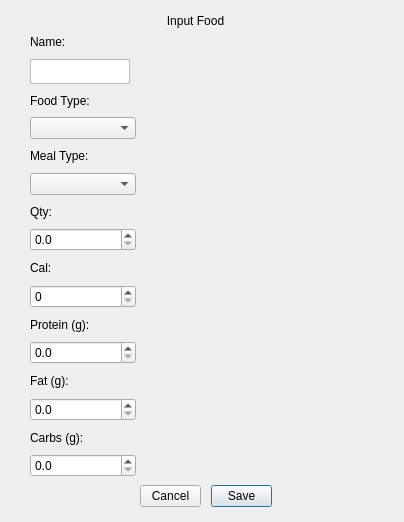
equac010/CS100_finalProject, file inputform.ui: the form before one commit.
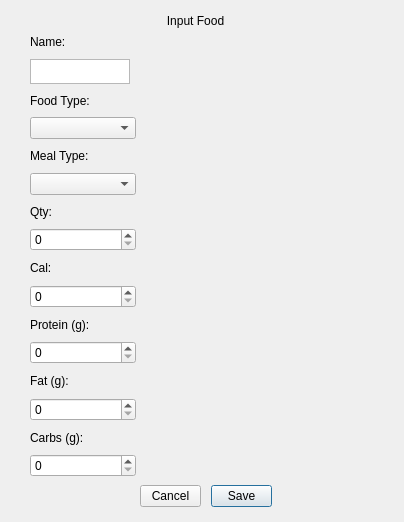
The form after the commit.

Diff of the .ui file:
```diff
--- a/inputform.ui
+++ b/inputform.ui
@@ -178,7 +178,7 @@
     <item>
      <widget class="QDoubleSpinBox" name="doubleSpinBox_Qty">
       <property name="decimals">
-       <number>1</number>
+       <number>0</number>
       </property>
      </widget>
     </item>
@@ -206,7 +206,7 @@
     <item>
      <widget class="QDoubleSpinBox" name="doubleSpinBox_protein">
       <property name="decimals">
-       <number>1</number>
+       <number>0</number>
       </property>
      </widget>
     </item>
@@ -220,7 +220,7 @@
     <item>
      <widget class="QDoubleSpinBox" name="doubleSpinBox_fat">
       <property name="decimals">
-       <number>1</number>
+       <number>0</number>
       </property>
      </widget>
     </item>
@@ -234,7 +234,7 @@
     <item>
      <widget class="QDoubleSpinBox" name="doubleSpinBox_carbs">
       <property name="decimals">
-       <number>1</number>
+       <number>0</number>
       </property>
      </widget>
     </item>
```
